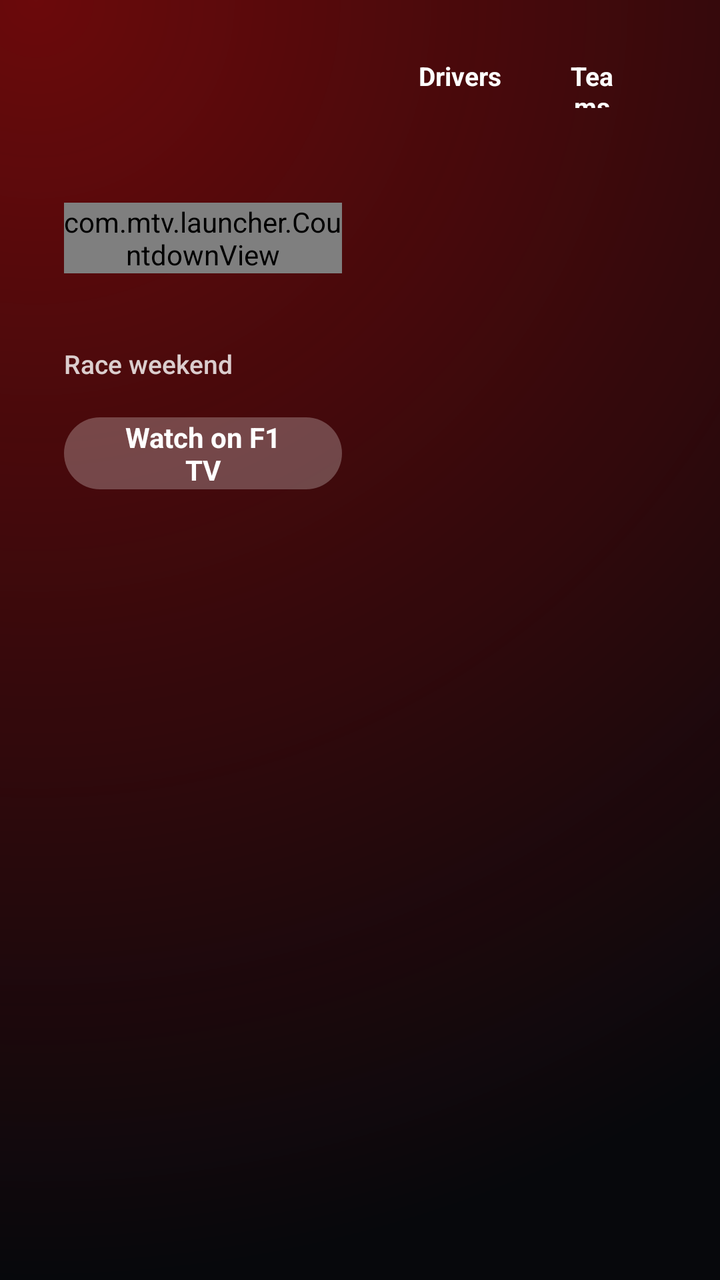
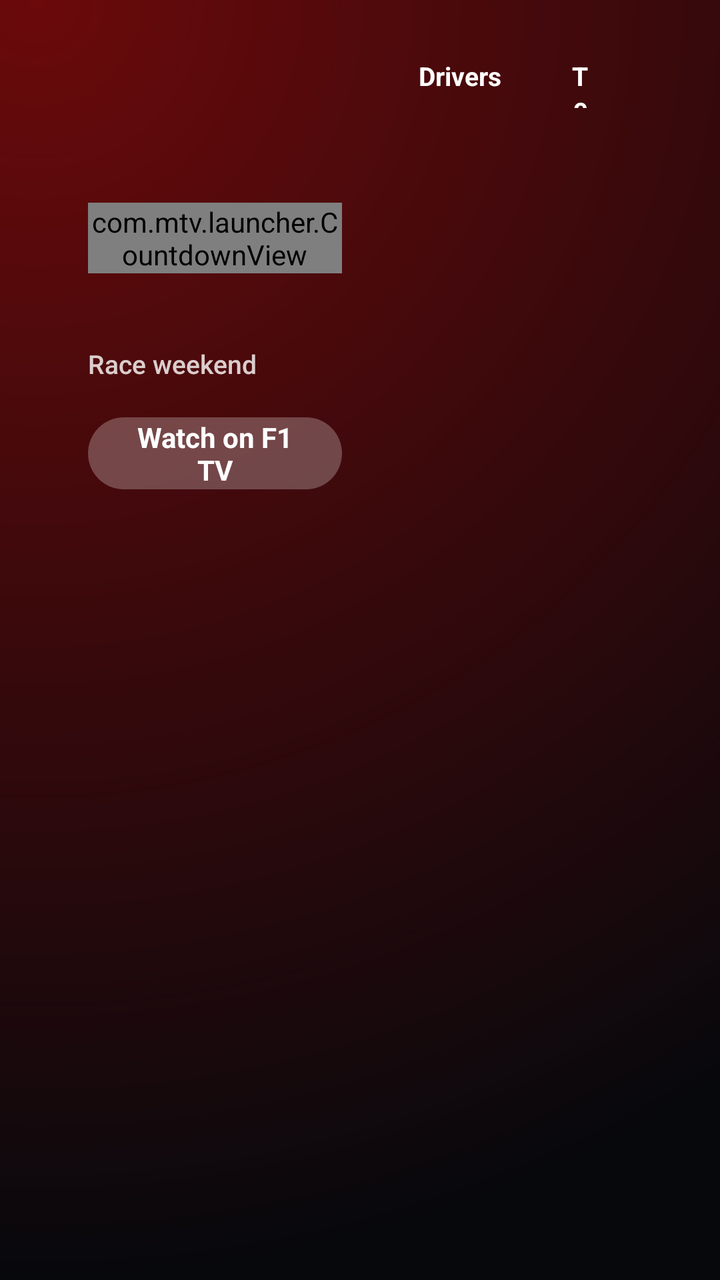

An Android layout rendered at two revisions. The XML below is the earlier revision; the diff shows what the commit changed to produce the second picture.
<!-- AndroidManifest.xml: application theme Theme.MtvLauncher -->
<!-- res/layout/activity_f1.xml -->
<?xml version="1.0" encoding="utf-8"?>
<FrameLayout xmlns:android="http://schemas.android.com/apk/res/android"
    android:layout_width="match_parent"
    android:layout_height="match_parent"
    android:background="@drawable/f1_bg">

    <LinearLayout
        android:layout_width="match_parent"
        android:layout_height="match_parent"
        android:orientation="horizontal"
        android:paddingStart="32dp"
        android:paddingTop="22dp"
        android:paddingEnd="32dp"
        android:paddingBottom="18dp">

        <LinearLayout
            android:id="@+id/f1_left"
            android:layout_width="0dp"
            android:layout_height="match_parent"
            android:layout_weight="1.05"
            android:orientation="vertical">

            <TextView android:id="@+id/f1_round" style="@style/Kicker" />

            <TextView
                android:id="@+id/f1_name"
                android:layout_width="wrap_content"
                android:layout_height="wrap_content"
                android:layout_marginTop="2dp"
                android:fontFamily="sans-serif-medium"
                android:textColor="#FFFFFFFF"
                android:textSize="24sp" />

            <TextView
                android:id="@+id/f1_where"
                android:layout_width="wrap_content"
                android:layout_height="wrap_content"
                android:textColor="#A6FFFFFF"
                android:textSize="12sp" />

            <com.mtv.launcher.CountdownView
                android:id="@+id/f1_countdown"
                android:layout_width="wrap_content"
                android:layout_height="wrap_content"
                android:layout_marginTop="14dp" />

            <TextView
                android:id="@+id/f1_race_time"
                android:layout_width="wrap_content"
                android:layout_height="wrap_content"
                android:layout_marginTop="4dp"
                android:textColor="#D9FFFFFF"
                android:textSize="12sp" />

            <TextView style="@style/SectionTitle" android:text="@string/f1_weekend" />

            <LinearLayout
                android:id="@+id/f1_sessions"
                android:layout_width="match_parent"
                android:layout_height="wrap_content"
                android:orientation="vertical" />

            <TextView
                android:id="@+id/f1_watch"
                android:layout_width="wrap_content"
                android:layout_height="36dp"
                android:layout_marginTop="14dp"
                android:background="@drawable/pill_bg"
                android:focusable="true"
                android:gravity="center"
                android:paddingHorizontal="22dp"
                android:text="@string/f1_watch"
                android:textColor="@color/pill_text"
                android:textSize="14sp"
                android:textStyle="bold" />
        </LinearLayout>

        <LinearLayout
            android:layout_width="0dp"
            android:layout_height="match_parent"
            android:layout_marginStart="24dp"
            android:layout_weight="1"
            android:orientation="vertical">

            <LinearLayout
                android:id="@+id/f1_tabs"
                android:layout_width="wrap_content"
                android:layout_height="wrap_content"
                android:orientation="horizontal">

                <TextView android:id="@+id/tab_drivers" style="@style/Tab" android:text="@string/f1_drivers" />
                <TextView android:id="@+id/tab_teams" style="@style/Tab" android:text="@string/f1_teams" />
                <TextView android:id="@+id/tab_season" style="@style/Tab" android:text="@string/f1_season" />
            </LinearLayout>

            <ScrollView
                android:id="@+id/f1_list_scroll"
                android:layout_width="match_parent"
                android:layout_height="0dp"
                android:layout_marginTop="10dp"
                android:layout_weight="1"
                android:focusable="true"
                android:scrollbars="none">

                <LinearLayout
                    android:id="@+id/f1_list"
                    android:layout_width="match_parent"
                    android:layout_height="wrap_content"
                    android:orientation="vertical" />
            </ScrollView>

            <TextView
                android:id="@+id/f1_last"
                android:layout_width="match_parent"
                android:layout_height="wrap_content"
                android:layout_marginTop="8dp"
                android:textColor="#A6FFFFFF"
                android:textSize="11sp" />
        </LinearLayout>
    </LinearLayout>
</FrameLayout>
<!-- resources referenced by this layout -->
<resources>
  <!-- drawable f1_bg (drawable) -->
  <?xml version="1.0" encoding="utf-8"?>
  <layer-list xmlns:android="http://schemas.android.com/apk/res/android">
      <item><color android:color="#FF07080C" /></item>
      <item>
          <shape><gradient android:type="radial" android:centerX="0.05" android:centerY="0.0" android:gradientRadius="640dp"
              android:startColor="#A6A00A0A" android:endColor="#00A00A0A" /></shape>
      </item>
  </layer-list>
  <!-- drawable pill_bg (drawable) -->
  <?xml version="1.0" encoding="utf-8"?>
  <selector xmlns:android="http://schemas.android.com/apk/res/android">
      <item android:state_focused="true">
          <shape android:shape="rectangle"><corners android:radius="24dp" /><solid android:color="#FFFFFFFF" /></shape>
      </item>
      <item>
          <shape android:shape="rectangle"><corners android:radius="24dp" /><solid android:color="#40FFFFFF" /></shape>
      </item>
  </selector>
  <string name="f1_drivers">Drivers</string>
  <string name="f1_season">Season</string>
  <string name="f1_teams">Teams</string>
  <string name="f1_watch">Watch on F1 TV</string>
  <string name="f1_weekend">Race weekend</string>
  <style name="Kicker">
          <item name="android:layout_width">wrap_content</item>
          <item name="android:layout_height">wrap_content</item>
          <item name="android:letterSpacing">0.08</item>
          <item name="android:textAllCaps">true</item>
          <item name="android:textColor">#FFFFD60A</item>
          <item name="android:textSize">11sp</item>
          <item name="android:textStyle">bold</item>
      </style>
  <style name="SectionTitle">
          <item name="android:layout_width">wrap_content</item>
          <item name="android:layout_height">wrap_content</item>
          <item name="android:layout_marginTop">16dp</item>
          <item name="android:layout_marginBottom">4dp</item>
          <item name="android:fontFamily">sans-serif-medium</item>
          <item name="android:textColor">#CCFFFFFF</item>
          <item name="android:textSize">13sp</item>
      </style>
  <style name="Tab">
          <item name="android:layout_width">wrap_content</item>
          <item name="android:layout_height">32dp</item>
          <item name="android:layout_marginEnd">6dp</item>
          <item name="android:background">@drawable/tab_bg</item>
          <item name="android:focusable">true</item>
          <item name="android:gravity">center</item>
          <item name="android:paddingStart">14dp</item>
          <item name="android:paddingEnd">14dp</item>
          <item name="android:textColor">@color/pill_text</item>
          <item name="android:textSize">13sp</item>
          <item name="android:textStyle">bold</item>
      </style>
  <style name="Theme.MtvLauncher" parent="@android:style/Theme.DeviceDefault.NoActionBar">
          <item name="android:windowBackground">@android:color/black</item>
          <item name="android:windowShowWallpaper">false</item>
          <item name="android:windowNoTitle">true</item>
          <item name="android:windowFullscreen">true</item>
          <item name="android:windowAnimationStyle">@null</item>
      </style>
  <!-- drawable tab_bg (drawable) -->
  <?xml version="1.0" encoding="utf-8"?>
  <selector xmlns:android="http://schemas.android.com/apk/res/android">
      <item android:state_focused="true"><shape><corners android:radius="16dp" /><solid android:color="#FFFFFFFF" /></shape></item>
      <item android:state_selected="true"><shape><corners android:radius="16dp" /><solid android:color="#40FFFFFF" /></shape></item>
      <item><shape><corners android:radius="16dp" /><solid android:color="#00FFFFFF" /></shape></item>
  </selector>
</resources>

<!-- the commit's change to res/layout/activity_f1.xml (unified diff, before → after) -->
@@ -8,9 +8,9 @@
         android:layout_width="match_parent"
         android:layout_height="match_parent"
         android:orientation="horizontal"
-        android:paddingStart="32dp"
+        android:paddingStart="44dp"
         android:paddingTop="22dp"
-        android:paddingEnd="32dp"
+        android:paddingEnd="44dp"
         android:paddingBottom="18dp">
 
         <LinearLayout
